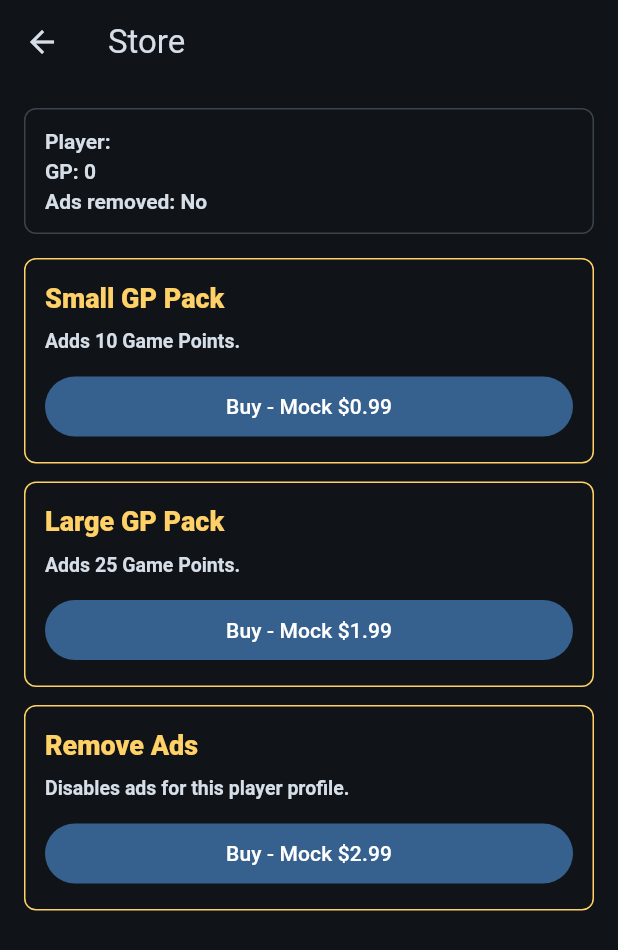
After one commit to negoropo/stoppy_app, a Flutter app: the AuthGate screen opened directly, after a tap on "Store", on a phone screen of 412 x 824 dp. The commit adds this screen. Shown: the top 950 px of the screen. Run offline on Flutter 3.47's test engine with Material 3 defaults, Android fonts, the phone set to English and light mode, and no system bars; accounts and stored records are empty.

Commit message:
Complete Session 11 — Purchases

```diff
--- a/lib/features/auth/domain/models/player_profile.dart
+++ b/lib/features/auth/domain/models/player_profile.dart
@@ -5,6 +5,7 @@ class PlayerProfile {
     required this.createdAt,
     this.gamePoints = 5,
     this.lastDailyGpAwardedAt,
+    this.adsRemoved = false,
   });
 
   final String id;
@@ -12,6 +13,7 @@ class PlayerProfile {
   final DateTime createdAt;
   final int gamePoints;
   final DateTime? lastDailyGpAwardedAt;
+  final bool adsRemoved;
 
   factory PlayerProfile.fromJson(Map<String, dynamic> json) {
     return PlayerProfile(
@@ -22,6 +24,7 @@ class PlayerProfile {
       lastDailyGpAwardedAt: json['lastDailyGpAwardedAt'] == null
           ? null
           : DateTime.parse(json['lastDailyGpAwardedAt'] as String),
+      adsRemoved: json['adsRemoved'] as bool? ?? false,
     );
   }
 
@@ -32,6 +35,7 @@ class PlayerProfile {
       'createdAt': createdAt.toIso8601String(),
       'gamePoints': gamePoints,
       'lastDailyGpAwardedAt': lastDailyGpAwardedAt?.toIso8601String(),
+      'adsRemoved': adsRemoved,
     };
   }
 
@@ -41,15 +45,17 @@ class PlayerProfile {
     DateTime? createdAt,
     int? gamePoints,
     Object? lastDailyGpAwardedAt = _sentinel,
+    bool? adsRemoved,
   }) {
     return PlayerProfile(
       id: id ?? this.id,
       username: username ?? this.username,
       createdAt: createdAt ?? this.createdAt,
-      gamePoints: gamePoints ?? this.gamePoints,
+      gamePoints: (gamePoints ?? this.gamePoints).clamp(0, 999999),
       lastDailyGpAwardedAt: identical(lastDailyGpAwardedAt, _sentinel)
           ? this.lastDailyGpAwardedAt
           : lastDailyGpAwardedAt as DateTime?,
+      adsRemoved: adsRemoved ?? this.adsRemoved,
     );
   }
 
--- a/lib/features/game/game_screen.dart
+++ b/lib/features/game/game_screen.dart
@@ -7,6 +7,8 @@ import 'config/game_geometry_config.dart';
 import 'package:stoppy_app/core/constants/debug_constants.dart';
 import 'package:stoppy_app/features/auth/domain/models/player_profile.dart';
 import 'package:stoppy_app/features/auth/domain/repositories/auth_repository.dart';
+import 'package:stoppy_app/features/purchases/domain/repositories/purchase_repository.dart';
+import 'package:stoppy_app/features/purchases/presentation/screens/store_screen.dart';
 import 'domain/economy/game_point_reward_calculator.dart';
 import 'domain/economy/game_point_reward_result.dart';
 import 'domain/economy/run_mode.dart';
@@ -34,6 +36,7 @@ class GameScreen extends StatefulWidget {
     this.initialLevelConfig,
     this.playerProfile,
     this.authRepository,
+    this.purchaseRepository,
     this.initialRunMode,
     this.now,
   });
@@ -43,6 +46,7 @@ class GameScreen extends StatefulWidget {
   final GameLevelConfig? initialLevelConfig;
   final PlayerProfile? playerProfile;
   final AuthRepository? authRepository;
+  final PurchaseRepository? purchaseRepository;
   final RunMode? initialRunMode;
   final DateTime Function()? now;
 
@@ -627,7 +631,7 @@ class _GameScreenState extends State<GameScreen> with TickerProviderStateMixin {
 
     final updatedGamePoints =
         (playerProfile?.gamePoints ?? _currentGamePoints) +
-            gpRewardResult.totalGp;
+        gpRewardResult.totalGp;
 
     _totalPrecisionPoints = finalizedPrecisionPoints;
     _pendingPrecisionPointResult = null;
@@ -658,6 +662,37 @@ class _GameScreenState extends State<GameScreen> with TickerProviderStateMixin {
       // Mock persistence is best-effort in the client. Future backend
       // integration should surface authenticated write failures explicitly.
     }
+  }
+
+  void _openStore() {
+    final playerProfile = _playerProfile;
+    final purchaseRepository = widget.purchaseRepository;
+    if (playerProfile == null || purchaseRepository == null) {
+      return;
+    }
+
+    Navigator.of(context).push<void>(
+      MaterialPageRoute(
+        builder: (context) {
+          return StoreScreen(
+            playerProfile: playerProfile,
+            purchaseRepository: purchaseRepository,
+            onPlayerProfileUpdated: _handlePurchasedPlayerProfile,
+          );
+        },
+      ),
+    );
+  }
+
+  void _handlePurchasedPlayerProfile(PlayerProfile playerProfile) {
+    setState(() {
+      _playerProfile = playerProfile;
+      _currentGamePoints = playerProfile.gamePoints;
+      _runMode =
+          widget.initialRunMode ?? _defaultRunModeForPlayer(playerProfile);
+    });
+
+    unawaited(_persistPlayerProfile(playerProfile));
   }
 
   void _restartCurrentLevelAnimations() {
@@ -881,10 +916,21 @@ class _GameScreenState extends State<GameScreen> with TickerProviderStateMixin {
                           runLevel: _currentRunLevel,
                           totalPrecisionPoints: _totalPrecisionPoints,
                           totalRunPoints: _committedRunPoints,
+                          totalGamePoints: _currentGamePoints,
                           runMode: _runMode,
                           remainingSeconds: _remainingStopTimeSeconds,
                         ),
                       ),
+                      if (_playerProfile != null &&
+                          widget.purchaseRepository != null)
+                        Positioned(
+                          right: 16,
+                          bottom: 16,
+                          child: FilledButton(
+                            onPressed: _openStore,
+                            child: const Text('Store'),
+                          ),
+                        ),
                       if (_lastHitResult != null &&
                           !_isRewardOverlayVisible &&
                           !_isGameOver &&
@@ -1026,6 +1072,7 @@ class _RunStatusOverlay extends StatelessWidget {
     required this.runLevel,
     required this.totalPrecisionPoints,
     required this.totalRunPoints,
+    required this.totalGamePoints,
     required this.runMode,
     required this.remainingSeconds,
   });
@@ -1033,6 +1080,7 @@ class _RunStatusOverlay extends StatelessWidget {
   final int runLevel;
   final int totalPrecisionPoints;
   final int totalRunPoints;
+  final int totalGamePoints;
   final RunMode runMode;
   final int remainingSeconds;
 
@@ -1062,6 +1110,7 @@ class _RunStatusOverlay extends StatelessWidget {
               Text('Mode: ${runMode.label}'),
               Text('PP: $totalPrecisionPoints'),
               Text('RP: $totalRunPoints'),
+              Text('GP: $totalGamePoints'),
               Text('Time: ${remainingSeconds}s'),
             ],
           ),
--- /dev/null
+++ b/lib/features/purchases/domain/models/purchase_product.dart
@@ -0,0 +1,26 @@
+import 'purchase_product_type.dart';
+
+class PurchaseProduct {
+  const PurchaseProduct({
+    required this.id,
+    required this.title,
+    required this.description,
+    required this.type,
+    required this.displayPrice,
+    this.gamePointsAmount = 0,
+  }) : assert(
+  type != PurchaseProductType.gamePointPack || gamePointsAmount > 0,
+  'GamePointPack must have a positive gamePointsAmount',
+  ),
+        assert(
+        type != PurchaseProductType.removeAds || gamePointsAmount == 0,
+        'RemoveAds should not have gamePointsAmount',
+        );
+
+  final String id;
+  final String title;
+  final String description;
+  final PurchaseProductType type;
+  final String displayPrice;
+  final int gamePointsAmount;
+}
--- /dev/null
+++ b/lib/features/purchases/domain/models/purchase_product_type.dart
@@ -0,0 +1 @@
+enum PurchaseProductType { gamePointPack, removeAds }
--- /dev/null
+++ b/lib/features/purchases/domain/models/purchase_result.dart
@@ -0,0 +1,48 @@
+import '../../../auth/domain/models/player_profile.dart';
+import 'purchase_product.dart';
+
+enum PurchaseError {
+  productNotFound,
+  alreadyOwned,
+  unknown,
+}
+
+class PurchaseResult {
+  const PurchaseResult._({
+    required this.success,
+    this.product,
+    this.playerProfile,
+    this.error,
+    this.message,
+  });
+
+  const PurchaseResult.success({
+    required PurchaseProduct product,
+    required PlayerProfile playerProfile,
+    String? message,
+  }) : this._(
+    success: true,
+    product: product,
+    playerProfile: playerProfile,
+    message: message,
+  );
+
+  const PurchaseResult.failure({
+    required PurchaseError error,
+    String? message,
+  }) : this._(
+    success: false,
+    error: error,
+    message: message,
+  );
+
+  final bool success;
+  final PurchaseProduct? product;
+  final PlayerProfile? playerProfile;
+
+  // Typed error (important for future IAP handling)
+  final PurchaseError? error;
+
+  // Optional UI message
+  final String? message;
+}
--- /dev/null
+++ b/lib/features/purchases/presentation/screens/store_screen.dart
@@ -0,0 +1,219 @@
+import 'package:flutter/material.dart';
+
+import '../../../auth/domain/models/player_profile.dart';
+import '../../domain/models/purchase_product.dart';
+import '../../domain/repositories/purchase_repository.dart';
+
+class StoreScreen extends StatefulWidget {
+  const StoreScreen({
+    super.key,
+    required this.playerProfile,
+    required this.purchaseRepository,
+    required this.onPlayerProfileUpdated,
+  });
+
+  final PlayerProfile playerProfile;
+  final PurchaseRepository purchaseRepository;
+  final ValueChanged<PlayerProfile> onPlayerProfileUpdated;
+
+  @override
+  State<StoreScreen> createState() => _StoreScreenState();
+}
+
+class _StoreScreenState extends State<StoreScreen> {
+  late Future<List<PurchaseProduct>> _productsFuture;
+  late PlayerProfile _playerProfile;
+  String? _message;
+  String? _purchasingProductId;
+
+  @override
+  void initState() {
+    super.initState();
+    _playerProfile = widget.playerProfile;
+    _productsFuture = widget.purchaseRepository.loadProducts();
+  }
+
+  Future<void> _purchase(PurchaseProduct product) async {
+    if (_purchasingProductId != null) {
+      return;
+    }
+
+    setState(() {
+      _purchasingProductId = product.id;
+      _message = null;
+    });
+
+    final result = await widget.purchaseRepository.purchaseProduct(
+      productId: product.id,
+      playerProfile: _playerProfile,
+    );
+
+    if (!mounted) {
+      return;
+    }
+
+    final updatedPlayerProfile = result.playerProfile;
+    if (result.success && updatedPlayerProfile != null) {
+      _playerProfile = updatedPlayerProfile;
+      widget.onPlayerProfileUpdated(updatedPlayerProfile);
+    }
+
+    setState(() {
+      _purchasingProductId = null;
+      _message = result.message;
+    });
+  }
+
+  @override
+  Widget build(BuildContext context) {
+    return Scaffold(
+      backgroundColor: const Color(0xFF101418),
+      appBar: AppBar(
+        title: const Text('Store'),
+        backgroundColor: const Color(0xFF101418),
+        foregroundColor: const Color(0xFFD6DEE8),
+      ),
+      body: SafeArea(
+        child: FutureBuilder<List<PurchaseProduct>>(
+          future: _productsFuture,
+          builder: (context, snapshot) {
+            if (snapshot.connectionState != ConnectionState.done) {
+              return const Center(child: CircularProgressIndicator());
+            }
+
+            final products = snapshot.data ?? const <PurchaseProduct>[];
+
+            return ListView(
+              padding: const EdgeInsets.all(16),
+              children: [
+                _StoreProfileSummary(playerProfile: _playerProfile),
+                if (_message != null) ...[
+                  const SizedBox(height: 12),
+                  Text(
+                    _message!,
+                    textAlign: TextAlign.center,
+                    style: const TextStyle(
+                      color: Color(0xFFFFD166),
+                      fontSize: 14,
+                      fontWeight: FontWeight.w700,
+                      letterSpacing: 0,
+                    ),
+                  ),
+                ],
+                const SizedBox(height: 16),
+                ...products.map(
+                  (product) => Padding(
+                    padding: const EdgeInsets.only(bottom: 12),
+                    child: _StoreProductTile(
+                      product: product,
+                      isPurchasing: _purchasingProductId == product.id,
+                      onPurchase: () => _purchase(product),
+                    ),
+                  ),
+                ),
+              ],
+            );
+          },
+        ),
+      ),
+    );
+  }
+}
+
+class _StoreProfileSummary extends StatelessWidget {
+  const _StoreProfileSummary({required this.playerProfile});
+
+  final PlayerProfile playerProfile;
+
+  @override
+  Widget build(BuildContext context) {
+    return DecoratedBox(
+      decoration: BoxDecoration(
+        color: const Color(0xEE101418),
+        borderRadius: BorderRadius.circular(8),
+        border: Border.all(color: const Color(0xFF3A424C)),
+      ),
+      child: Padding(
+        padding: const EdgeInsets.all(14),
+        child: DefaultTextStyle(
+          style: const TextStyle(
+            color: Color(0xFFD6DEE8),
+            fontSize: 14,
+            fontWeight: FontWeight.w700,
+            letterSpacing: 0,
+          ),
+          child: Column(
+            crossAxisAlignment: CrossAxisAlignment.start,
+            children: [
+              Text('Player: ${playerProfile.username}'),
+              const SizedBox(height: 4),
+              Text('GP: ${playerProfile.gamePoints}'),
+              const SizedBox(height: 4),
+              Text('Ads removed: ${playerProfile.adsRemoved ? 'Yes' : 'No'}'),
+            ],
+          ),
+        ),
+      ),
+    );
+  }
+}
+
+class _StoreProductTile extends StatelessWidget {
+  const _StoreProductTile({
+    required this.product,
+    required this.isPurchasing,
+    required this.onPurchase,
+  });
+
+  final PurchaseProduct product;
+  final bool isPurchasing;
+  final VoidCallback onPurchase;
+
+  @override
+  Widget build(BuildContext context) {
+    return DecoratedBox(
+      decoration: BoxDecoration(
+        color: const Color(0xEE101418),
+        borderRadius: BorderRadius.circular(8),
+        border: Border.all(color: const Color(0xFFFFD166)),
+      ),
+      child: Padding(
+        padding: const EdgeInsets.all(14),
+        child: Column(
+          crossAxisAlignment: CrossAxisAlignment.stretch,
+          children: [
+            Text(
+              product.title,
+              style: const TextStyle(
+                color: Color(0xFFFFD166),
+                fontSize: 18,
+                fontWeight: FontWeight.w800,
+                letterSpacing: 0,
+              ),
+            ),
+            const SizedBox(height: 6),
+            Text(
+              product.description,
+              style: const TextStyle(
+                color: Color(0xFFD6DEE8),
+                fontSize: 13,
+                fontWeight: FontWeight.w700,
+                letterSpacing: 0,
+              ),
+            ),
+            const SizedBox(height: 10),
+            FilledButton(
+              onPressed: isPurchasing ? null : onPurchase,
+              child: isPurchasing
+                  ? const SizedBox.square(
+                      dimension: 18,
+                      child: CircularProgressIndicator(strokeWidth: 2),
+                    )
+                  : Text('Buy - ${product.displayPrice}'),
+            ),
+          ],
+        ),
+      ),
+    );
+  }
+}
--- a/lib/main.dart
+++ b/lib/main.dart
@@ -1,26 +1,28 @@
 import 'package:flutter/material.dart';
 import 'features/auth/domain/repositories/auth_repository.dart';
 import 'features/auth/presentation/auth_gate.dart';
+import 'features/purchases/domain/repositories/purchase_repository.dart';
 
 void main() {
   runApp(const StoppyApp());
 }
 
 class StoppyApp extends StatelessWidget {
-  const StoppyApp({super.key, this.authRepository});
+  const StoppyApp({super.key, this.authRepository, this.purchaseRepository});
 
   final AuthRepository? authRepository;
+  final PurchaseRepository? purchaseRepository;
 
   @override
   Widget build(BuildContext context) {
     return MaterialApp(
       title: 'Stoppy',
       debugShowCheckedModeBanner: false,
-      theme: ThemeData(
-        useMaterial3: true,
-        colorSchemeSeed: Colors.blue,
+      theme: ThemeData(useMaterial3: true, colorSchemeSeed: Colors.blue),
+      home: AuthGate(
+        authRepository: authRepository,
+        purchaseRepository: purchaseRepository,
       ),
-      home: AuthGate(authRepository: authRepository),
     );
   }
 }
```
Also changed, not shown: lib/features/auth/presentation/auth_gate.dart (+11 -2 lines), lib/features/purchases/data/mock_purchase_repository.dart (added, +117 -0 lines), lib/features/purchases/domain/repositories/purchase_repository.dart (added, +12 -0 lines), 5 other files.
